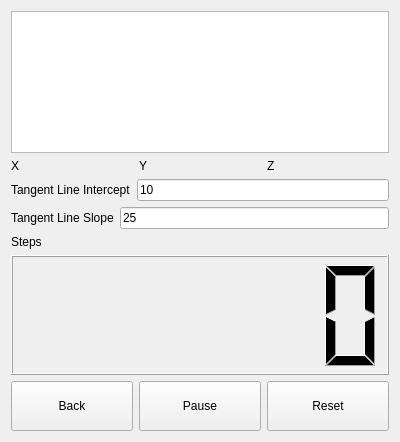
Old version of the form dlgsteps.ui in the repository ic005k/Knot-Legacy.
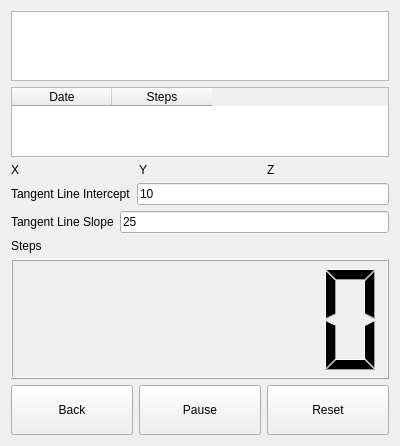
New version of the form.

What changed in the file:
```diff
--- a/dlgsteps.ui
+++ b/dlgsteps.ui
@@ -14,10 +14,89 @@
    <string>Dialog</string>
   </property>
   <layout class="QGridLayout" name="gridLayout">
+   <item row="7" column="0">
+    <layout class="QHBoxLayout" name="horizontalLayout">
+     <item>
+      <widget class="QToolButton" name="btnBack">
+       <property name="sizePolicy">
+        <sizepolicy hsizetype="Preferred" vsizetype="Fixed">
+         <horstretch>0</horstretch>
+         <verstretch>0</verstretch>
+        </sizepolicy>
+       </property>
+       <property name="minimumSize">
+        <size>
+         <width>0</width>
+         <height>50</height>
+        </size>
+       </property>
+       <property name="text">
+        <string>Back</string>
+       </property>
+      </widget>
+     </item>
+     <item>
+      <widget class="QToolButton" name="btnPause">
+       <property name="sizePolicy">
+        <sizepolicy hsizetype="Preferred" vsizetype="Fixed">
+         <horstretch>0</horstretch>
+         <verstretch>0</verstretch>
+        </sizepolicy>
+       </property>
+       <property name="minimumSize">
+        <size>
+         <width>0</width>
+         <height>50</height>
+        </size>
+       </property>
+       <property name="text">
+        <string>Pause</string>
+       </property>
+      </widget>
+     </item>
+     <item>
+      <widget class="QToolButton" name="btnReset">
+       <property name="sizePolicy">
+        <sizepolicy hsizetype="Preferred" vsizetype="Fixed">
+         <horstretch>0</horstretch>
+         <verstretch>0</verstretch>
+        </sizepolicy>
+       </property>
+       <property name="minimumSize">
+        <size>
+         <width>0</width>
+         <height>50</height>
+        </size>
+       </property>
+       <property name="text">
+        <string>Reset</string>
+       </property>
+      </widget>
+     </item>
+    </layout>
+   </item>
    <item row="0" column="0">
     <widget class="QTextEdit" name="textEdit"/>
    </item>
-   <item row="1" column="0">
+   <item row="3" column="0">
+    <layout class="QHBoxLayout" name="horizontalLayout_2">
+     <item>
+      <widget class="QLabel" name="label">
+       <property name="text">
+        <string>Tangent Line Intercept</string>
+       </property>
+      </widget>
+     </item>
+     <item>
+      <widget class="QLineEdit" name="editTangentLineIntercept">
+       <property name="text">
+        <string>10</string>
+       </property>
+      </widget>
+     </item>
+    </layout>
+   </item>
+   <item row="2" column="0">
     <layout class="QHBoxLayout" name="horizontalLayout_5">
      <item>
       <widget class="QLabel" name="lblX">
@@ -42,25 +121,7 @@
      </item>
     </layout>
    </item>
-   <item row="2" column="0">
-    <layout class="QHBoxLayout" name="horizontalLayout_2">
-     <item>
-      <widget class="QLabel" name="label">
-       <property name="text">
-        <string>Tangent Line Intercept</string>
-       </property>
-      </widget>
-     </item>
-     <item>
-      <widget class="QLineEdit" name="editTangentLineIntercept">
-       <property name="text">
-        <string>10</string>
-       </property>
-      </widget>
-     </item>
-    </layout>
-   </item>
-   <item row="3" column="0">
+   <item row="4" column="0">
     <layout class="QHBoxLayout" name="horizontalLayout_4">
      <item>
       <widget class="QLabel" name="label_3">
@@ -78,14 +139,14 @@
      </item>
     </layout>
    </item>
-   <item row="4" column="0">
+   <item row="5" column="0">
     <widget class="QLabel" name="lblSteps">
      <property name="text">
       <string>Steps</string>
      </property>
     </widget>
    </item>
-   <item row="5" column="0">
+   <item row="6" column="0">
     <widget class="QLCDNumber" name="lcdNumber">
      <property name="minimumSize">
       <size>
@@ -98,66 +159,19 @@
      </property>
     </widget>
    </item>
-   <item row="6" column="0">
-    <layout class="QHBoxLayout" name="horizontalLayout">
-     <item>
-      <widget class="QToolButton" name="btnBack">
-       <property name="sizePolicy">
-        <sizepolicy hsizetype="Preferred" vsizetype="Fixed">
-         <horstretch>0</horstretch>
-         <verstretch>0</verstretch>
-        </sizepolicy>
-       </property>
-       <property name="minimumSize">
-        <size>
-         <width>0</width>
-         <height>50</height>
-        </size>
-       </property>
-       <property name="text">
-        <string>Back</string>
-       </property>
-      </widget>
-     </item>
-     <item>
-      <widget class="QToolButton" name="btnPause">
-       <property name="sizePolicy">
-        <sizepolicy hsizetype="Preferred" vsizetype="Fixed">
-         <horstretch>0</horstretch>
-         <verstretch>0</verstretch>
-        </sizepolicy>
-       </property>
-       <property name="minimumSize">
-        <size>
-         <width>0</width>
-         <height>50</height>
-        </size>
-       </property>
-       <property name="text">
-        <string>Pause</string>
-       </property>
-      </widget>
-     </item>
-     <item>
-      <widget class="QToolButton" name="btnReset">
-       <property name="sizePolicy">
-        <sizepolicy hsizetype="Preferred" vsizetype="Fixed">
-         <horstretch>0</horstretch>
-         <verstretch>0</verstretch>
-        </sizepolicy>
-       </property>
-       <property name="minimumSize">
-        <size>
-         <width>0</width>
-         <height>50</height>
-        </size>
-       </property>
-       <property name="text">
-        <string>Reset</string>
-       </property>
-      </widget>
-     </item>
-    </layout>
+   <item row="1" column="0">
+    <widget class="QTableWidget" name="tableWidget">
+     <column>
+      <property name="text">
+       <string>Date</string>
+      </property>
+     </column>
+     <column>
+      <property name="text">
+       <string>Steps</string>
+      </property>
+     </column>
+    </widget>
    </item>
   </layout>
  </widget>
```
